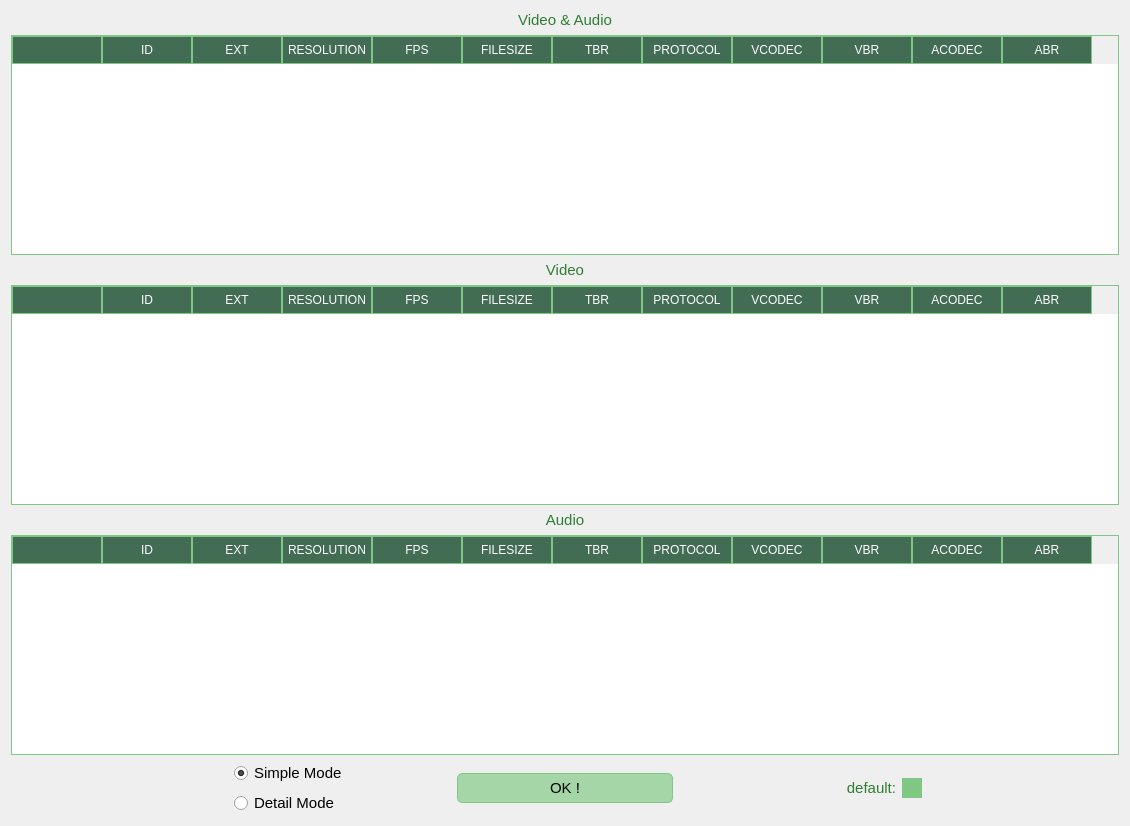
This is download_tab/video_subwindow/video.ui in Alone0506/yt_dlp_GUI as Qt 5 draws it before an edit. The edited form follows.
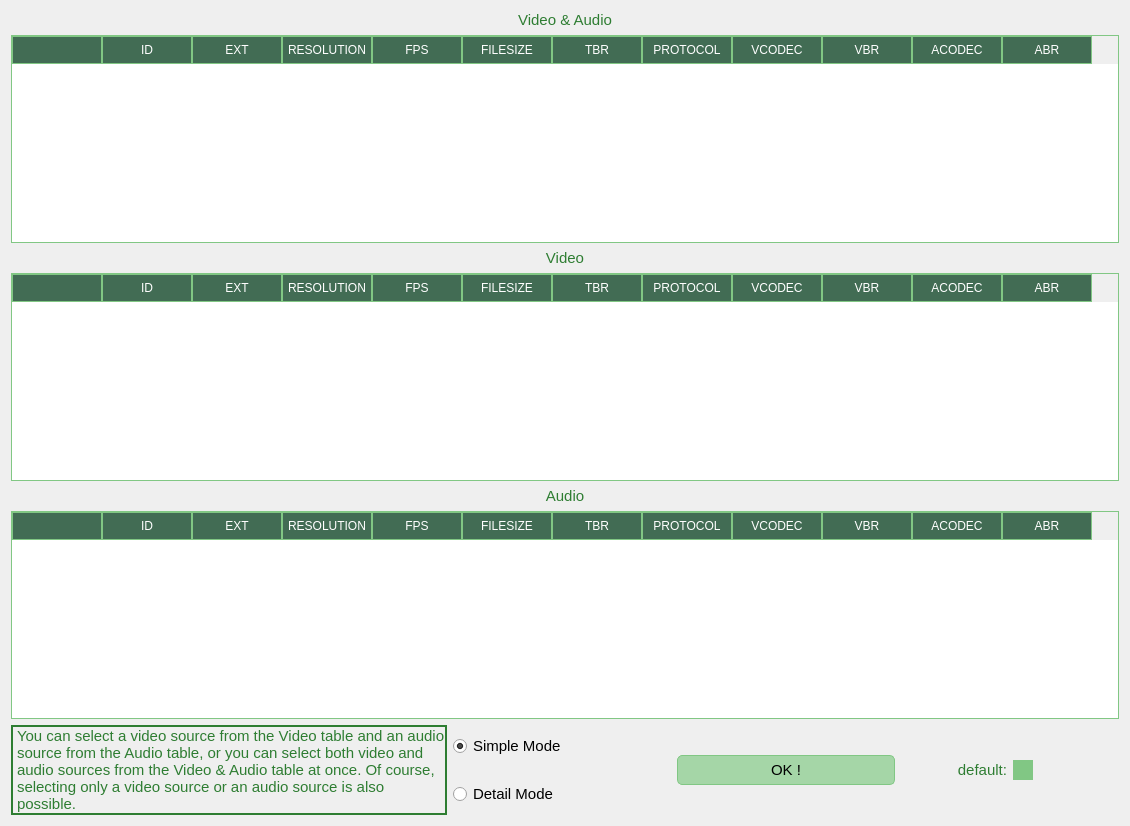
This is the edited form.

Patch:
```diff
--- a/download_tab/video_subwindow/video.ui
+++ b/download_tab/video_subwindow/video.ui
@@ -66,7 +66,7 @@
 
 </string>
   </property>
-  <layout class="QVBoxLayout" name="verticalLayout">
+  <layout class="QVBoxLayout" name="verticalLayout_2">
    <item>
     <widget class="QLabel" name="video_audio_lbl">
      <property name="font">
@@ -362,8 +362,8 @@
     </widget>
    </item>
    <item>
-    <layout class="QGridLayout" name="gridLayout">
-     <item row="0" column="0" rowspan="2">
+    <layout class="QHBoxLayout" name="horizontalLayout_2" stretch="2,1,1,1">
+     <item>
       <widget class="QLabel" name="default_lbl">
        <property name="font">
         <font>
@@ -371,12 +371,23 @@
          <pointsize>11</pointsize>
         </font>
        </property>
+       <property name="frameShape">
+        <enum>QFrame::WinPanel</enum>
+       </property>
        <property name="text">
-        <string/>
+        <string>You can select a video source from the Video table and an audio source from the Audio table, or you can select both video and audio sources from the Video &amp; Audio table at once. Of course, selecting only a video source or an audio source is also possible.</string>
+       </property>
+       <property name="scaledContents">
+        <bool>false</bool>
+       </property>
+       <property name="wordWrap">
+        <bool>true</bool>
        </property>
       </widget>
      </item>
-     <item row="0" column="1">
+     <item>
+      <layout class="QVBoxLayout" name="verticalLayout">
+       <item>
       <widget class="QRadioButton" name="simple_rbtn">
        <property name="sizePolicy">
         <sizepolicy hsizetype="Preferred" vsizetype="Preferred">
@@ -398,7 +409,28 @@
        </property>
       </widget>
      </item>
-     <item row="0" column="2" rowspan="2">
+       <item>
+        <widget class="QRadioButton" name="detailed_rbtn">
+         <property name="sizePolicy">
+          <sizepolicy hsizetype="Preferred" vsizetype="Preferred">
+           <horstretch>0</horstretch>
+           <verstretch>0</verstretch>
+          </sizepolicy>
+         </property>
+         <property name="font">
+          <font>
+           <family>Arial</family>
+           <pointsize>11</pointsize>
+          </font>
+         </property>
+         <property name="text">
+          <string>Detail Mode</string>
+         </property>
+        </widget>
+       </item>
+      </layout>
+     </item>
+     <item>
       <widget class="QPushButton" name="ok_btn">
        <property name="sizePolicy">
         <sizepolicy hsizetype="Preferred" vsizetype="Fixed">
@@ -417,7 +449,9 @@
        </property>
       </widget>
      </item>
-     <item row="0" column="3" rowspan="2">
+     <item>
+      <layout class="QHBoxLayout" name="horizontalLayout">
+       <item>
       <widget class="QLabel" name="label">
        <property name="font">
         <font>
@@ -433,26 +467,7 @@
        </property>
       </widget>
      </item>
-     <item row="1" column="1">
-      <widget class="QRadioButton" name="detailed_rbtn">
-       <property name="sizePolicy">
-        <sizepolicy hsizetype="Preferred" vsizetype="Preferred">
-         <horstretch>0</horstretch>
-         <verstretch>0</verstretch>
-        </sizepolicy>
-       </property>
-       <property name="font">
-        <font>
-         <family>Arial</family>
-         <pointsize>11</pointsize>
-        </font>
-       </property>
-       <property name="text">
-        <string>Detail Mode</string>
-       </property>
-      </widget>
-     </item>
-     <item row="0" column="4" rowspan="2">
+       <item>
       <widget class="QCheckBox" name="checkBox">
        <property name="sizePolicy">
         <sizepolicy hsizetype="Preferred" vsizetype="Preferred">
@@ -477,6 +492,8 @@
         <string/>
        </property>
       </widget>
+       </item>
+      </layout>
      </item>
     </layout>
    </item>
```
Lines whose indentation alone changed are shown as unchanged.
